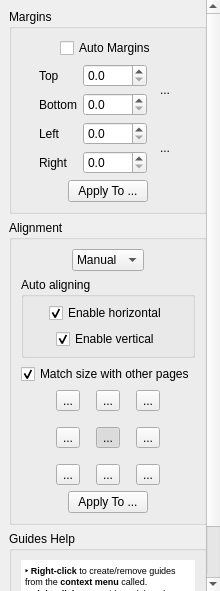
Before: the Qt Designer form filters/page_layout/ui/PageLayoutOptionsWidget.ui in 4lex4/scantailor-advanced, drawn with Qt 5.
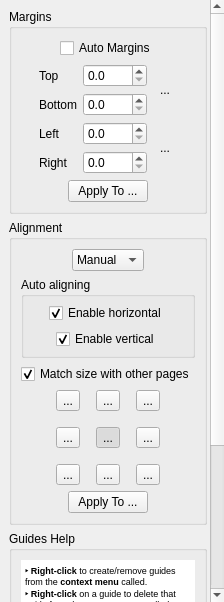
After: the same form once the commit is applied. Icons and pictures are not drawn. Custom widgets are drawn as their Qt base class.

What changed in the file:
```diff
--- a/filters/page_layout/ui/PageLayoutOptionsWidget.ui
+++ b/filters/page_layout/ui/PageLayoutOptionsWidget.ui
@@ -6,8 +6,8 @@
    <rect>
     <x>0</x>
     <y>0</y>
-    <width>220</width>
-    <height>591</height>
+    <width>224</width>
+    <height>602</height>
    </rect>
   </property>
   <property name="windowTitle">
@@ -44,9 +44,9 @@
       <property name="geometry">
        <rect>
         <x>0</x>
-        <y>-62</y>
+        <y>-202</y>
         <width>209</width>
-        <height>653</height>
+        <height>804</height>
        </rect>
       </property>
       <layout class="QVBoxLayout" name="verticalLayout_5">
@@ -810,6 +810,18 @@
               <verstretch>0</verstretch>
              </sizepolicy>
             </property>
+            <property name="minimumSize">
+             <size>
+              <width>0</width>
+              <height>220</height>
+             </size>
+            </property>
+            <property name="baseSize">
+             <size>
+              <width>0</width>
+              <height>0</height>
+             </size>
+            </property>
             <property name="acceptDrops">
              <bool>true</bool>
             </property>
@@ -847,9 +859,9 @@
 &lt;/style&gt;&lt;/head&gt;&lt;body style=&quot; font-family:'MS Shell Dlg 2'; font-size:8.25pt; font-weight:400; font-style:normal;&quot;&gt;
 &lt;p style=&quot; margin-top:0px; margin-bottom:0px; margin-left:0px; margin-right:0px; -qt-block-indent:0; text-indent:0px;&quot;&gt;&lt;span style=&quot; font-size:7pt; font-weight:600;&quot;&gt;‣ Right-click&lt;/span&gt;&lt;span style=&quot; font-size:7pt;&quot;&gt; to create/remove guides from the &lt;/span&gt;&lt;span style=&quot; font-size:7pt; font-weight:600;&quot;&gt;context menu&lt;/span&gt;&lt;span style=&quot; font-size:7pt;&quot;&gt; called.&lt;/span&gt;&lt;/p&gt;
 &lt;p style=&quot; margin-top:0px; margin-bottom:0px; margin-left:0px; margin-right:0px; -qt-block-indent:0; text-indent:0px;&quot;&gt;&lt;span style=&quot; font-size:7pt; font-weight:600;&quot;&gt;‣ Right-click&lt;/span&gt;&lt;span style=&quot; font-size:7pt;&quot;&gt; on a guide to delete that guide from the &lt;/span&gt;&lt;span style=&quot; font-size:7pt; font-weight:600;&quot;&gt;context menu&lt;/span&gt;&lt;span style=&quot; font-size:7pt;&quot;&gt; called.&lt;/span&gt;&lt;/p&gt;
-&lt;p style=&quot; margin-top:0px; margin-bottom:0px; margin-left:0px; margin-right:0px; -qt-block-indent:0; text-indent:0px;&quot;&gt;&lt;span style=&quot; font-size:7pt; font-weight:600;&quot;&gt;‣ Alt+LMB&lt;/span&gt;&lt;span style=&quot; font-size:7pt;&quot;&gt; - drag the guide under the cursor.&lt;/span&gt;&lt;/p&gt;
-&lt;p style=&quot; margin-top:0px; margin-bottom:0px; margin-left:0px; margin-right:0px; -qt-block-indent:0; text-indent:0px;&quot;&gt;&lt;span style=&quot; font-size:7pt; font-weight:600;&quot;&gt;‣ Shift/Ctrl+LMB&lt;/span&gt;&lt;span style=&quot; font-size:7pt;&quot;&gt; on the content rectangle - drag the page content. Hold &lt;/span&gt;&lt;span style=&quot; font-size:7pt; font-weight:600;&quot;&gt;Shift&lt;/span&gt;&lt;span style=&quot; font-size:7pt;&quot;&gt; pressed to restrict moving along the horizontal axis only and &lt;/span&gt;&lt;span style=&quot; font-size:7pt; font-weight:600;&quot;&gt;Ctrl&lt;/span&gt;&lt;span style=&quot; font-size:7pt;&quot;&gt; for the vertical one.&lt;/span&gt;&lt;/p&gt;
-&lt;p style=&quot; margin-top:0px; margin-bottom:0px; margin-left:0px; margin-right:0px; -qt-block-indent:0; text-indent:0px;&quot;&gt;&lt;span style=&quot; font-size:7pt; font-weight:600;&quot;&gt;‣ Double-click&lt;/span&gt;&lt;span style=&quot; font-size:7pt;&quot;&gt; on content - automatically attach that content to the nearest guide. Hold &lt;/span&gt;&lt;span style=&quot; font-size:7pt; font-weight:600;&quot;&gt;Shift&lt;/span&gt;&lt;span style=&quot; font-size:7pt;&quot;&gt; pressed to select vertical guides only and &lt;/span&gt;&lt;span style=&quot; font-size:7pt; font-weight:600;&quot;&gt;Ctrl&lt;/span&gt;&lt;span style=&quot; font-size:7pt;&quot;&gt; for horizontal ones. Hold &lt;/span&gt;&lt;span style=&quot; font-size:7pt; font-weight:600;&quot;&gt;Shift+Ctrl&lt;/span&gt;&lt;span style=&quot; font-size:7pt;&quot;&gt; to attach that to both the nearest vertical and horizontal guides.&lt;/span&gt;&lt;/p&gt;
+&lt;p style=&quot; margin-top:0px; margin-bottom:0px; margin-left:0px; margin-right:0px; -qt-block-indent:0; text-indent:0px;&quot;&gt;&lt;span style=&quot; font-size:7pt; font-weight:600;&quot;&gt;‣ Shift+LMB&lt;/span&gt;&lt;span style=&quot; font-size:7pt;&quot;&gt; - drag the guide under the cursor.&lt;/span&gt;&lt;/p&gt;
+&lt;p style=&quot; margin-top:0px; margin-bottom:0px; margin-left:0px; margin-right:0px; -qt-block-indent:0; text-indent:0px;&quot;&gt;&lt;span style=&quot; font-size:7pt; font-weight:600;&quot;&gt;‣ Shift/Ctrl+LMB&lt;/span&gt;&lt;span style=&quot; font-size:7pt;&quot;&gt; on the content rectangle - drag the page content. Hold &lt;/span&gt;&lt;span style=&quot; font-size:7pt; font-weight:600;&quot;&gt;Shift&lt;/span&gt;&lt;span style=&quot; font-size:7pt;&quot;&gt; pressed to restrict moving along the horizontal axis only or &lt;/span&gt;&lt;span style=&quot; font-size:7pt; font-weight:600;&quot;&gt;Ctrl&lt;/span&gt;&lt;span style=&quot; font-size:7pt;&quot;&gt; for the vertical one. Hold &lt;/span&gt;&lt;span style=&quot; font-size:7pt; font-weight:600;&quot;&gt;Shift+Ctrl&lt;/span&gt;&lt;span style=&quot; font-size:7pt;&quot;&gt; for usual dragging.&lt;/span&gt;&lt;/p&gt;
+&lt;p style=&quot; margin-top:0px; margin-bottom:0px; margin-left:0px; margin-right:0px; -qt-block-indent:0; text-indent:0px;&quot;&gt;&lt;span style=&quot; font-size:7pt; font-weight:600;&quot;&gt;‣ Double-click&lt;/span&gt;&lt;span style=&quot; font-size:7pt;&quot;&gt; on content - automatically attach that content to the nearest guide. Hold &lt;/span&gt;&lt;span style=&quot; font-size:7pt; font-weight:600;&quot;&gt;Shift&lt;/span&gt;&lt;span style=&quot; font-size:7pt;&quot;&gt; pressed to select vertical guides only or &lt;/span&gt;&lt;span style=&quot; font-size:7pt; font-weight:600;&quot;&gt;Ctrl&lt;/span&gt;&lt;span style=&quot; font-size:7pt;&quot;&gt; for horizontal ones. Hold &lt;/span&gt;&lt;span style=&quot; font-size:7pt; font-weight:600;&quot;&gt;Shift+Ctrl&lt;/span&gt;&lt;span style=&quot; font-size:7pt;&quot;&gt; to attach that to both the nearest vertical and horizontal guides.&lt;/span&gt;&lt;/p&gt;
 &lt;p style=&quot; margin-top:0px; margin-bottom:0px; margin-left:0px; margin-right:0px; -qt-block-indent:0; text-indent:0px;&quot;&gt;&lt;span style=&quot; font-size:7pt; font-weight:600;&quot;&gt;‣&lt;/span&gt;&lt;span style=&quot; font-size:7pt;&quot;&gt; Use the &lt;/span&gt;&lt;span style=&quot; font-size:7pt; font-weight:600;&quot;&gt;context menu&lt;/span&gt;&lt;span style=&quot; font-size:7pt;&quot;&gt; to enable/disable showing the hard margins rectangle.&lt;/span&gt;&lt;/p&gt;&lt;/body&gt;&lt;/html&gt;</string>
             </property>
             <property name="textInteractionFlags">
```
Left out of the diff: 9 changed lines with no effect on the pictures.
